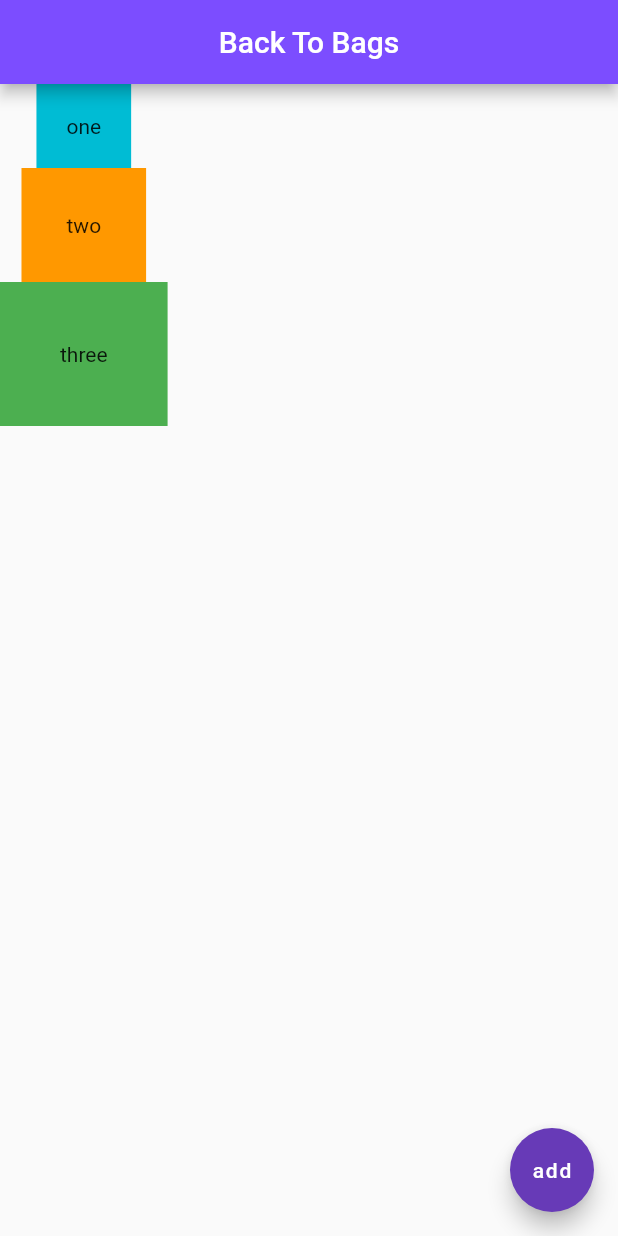
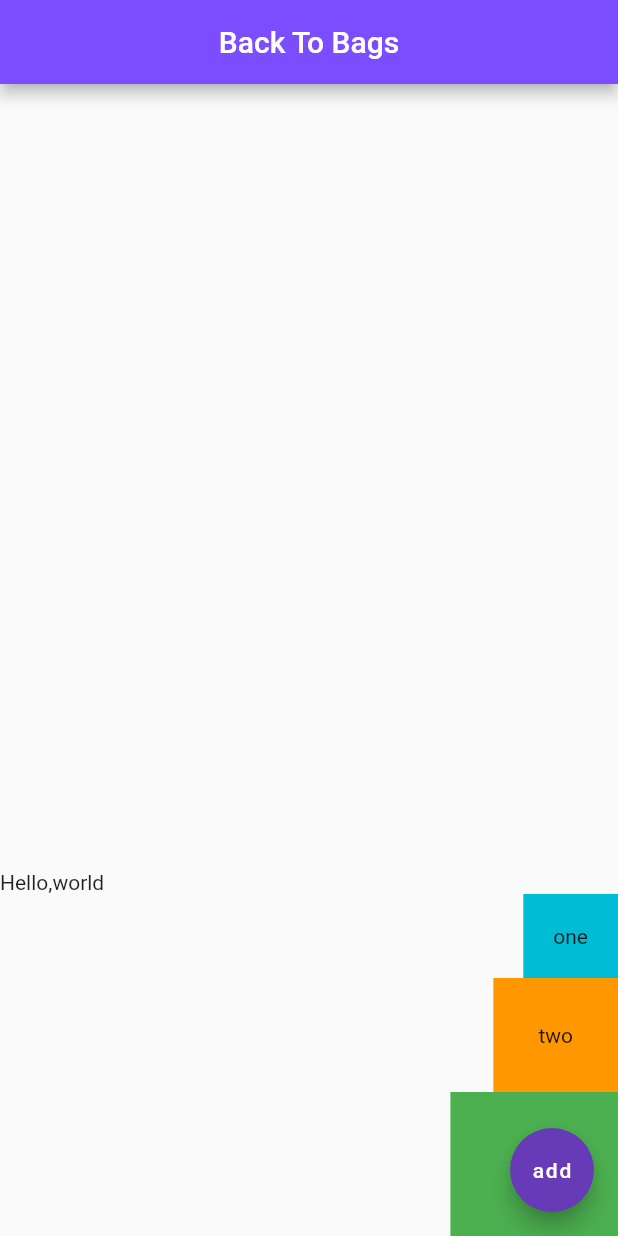
Before and after one commit to gokintosh/myapp, a Flutter app: the screen it shows after launch, on a phone screen of 412 x 824 dp. Run offline on Flutter 3.47's test engine with Material 2 defaults, Android fonts, the phone set to English and light mode, and no system bars.

Commit message:
shortcuts on flutter

```diff
--- a/lib/main.dart
+++ b/lib/main.dart
@@ -15,7 +15,15 @@ class Home extends StatelessWidget {
         backgroundColor: Colors.deepPurpleAccent,
       ),
       body:Column(
+        mainAxisAlignment: MainAxisAlignment.end,
+        crossAxisAlignment: CrossAxisAlignment.end,
         children: <Widget>[
+          Row(
+            children: <Widget>[
+              Text('Hello,'),
+              Text('world')
+            ],
+          ),
           Container(
             padding: EdgeInsets.all(20.0),
             color: Colors.cyan,
```
